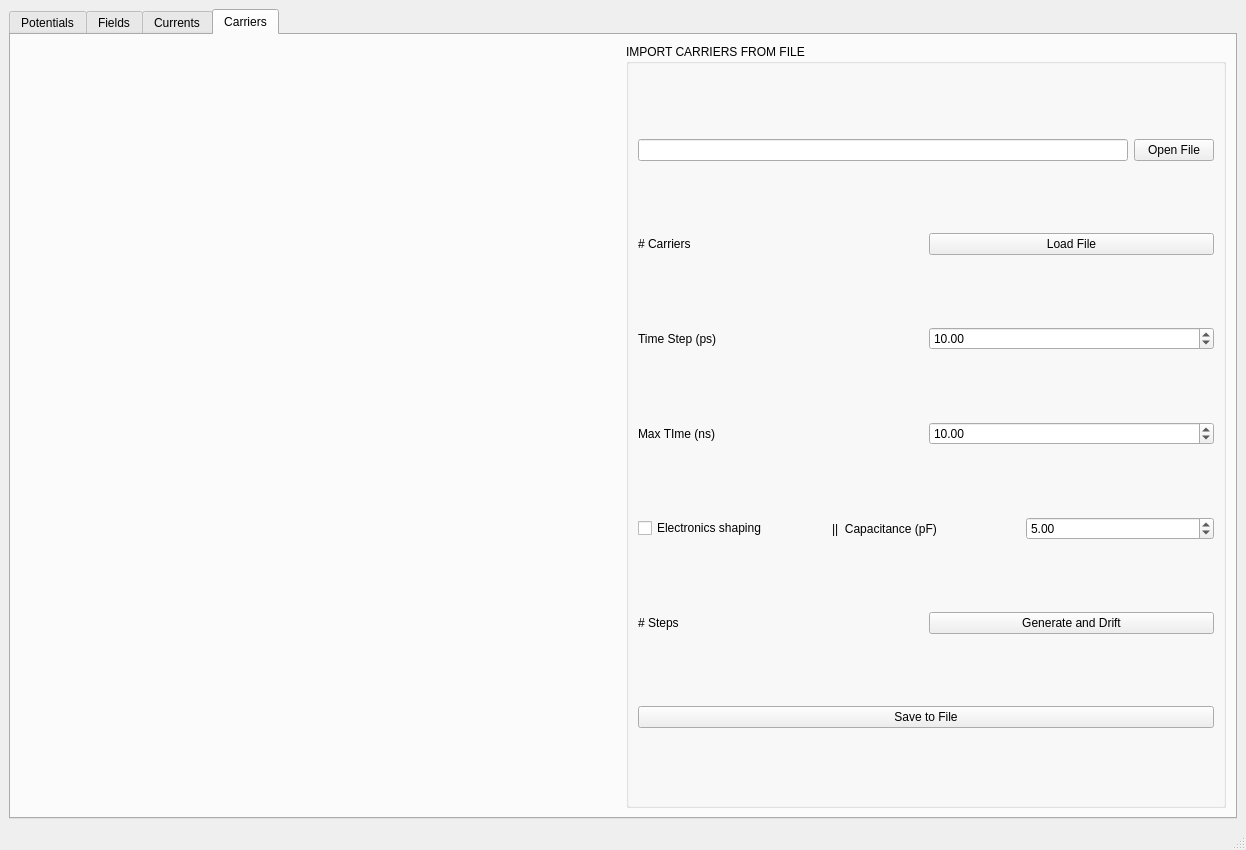
Old version of the form src/mainWindow.ui in the repository IFCA-HEP/TRACS.
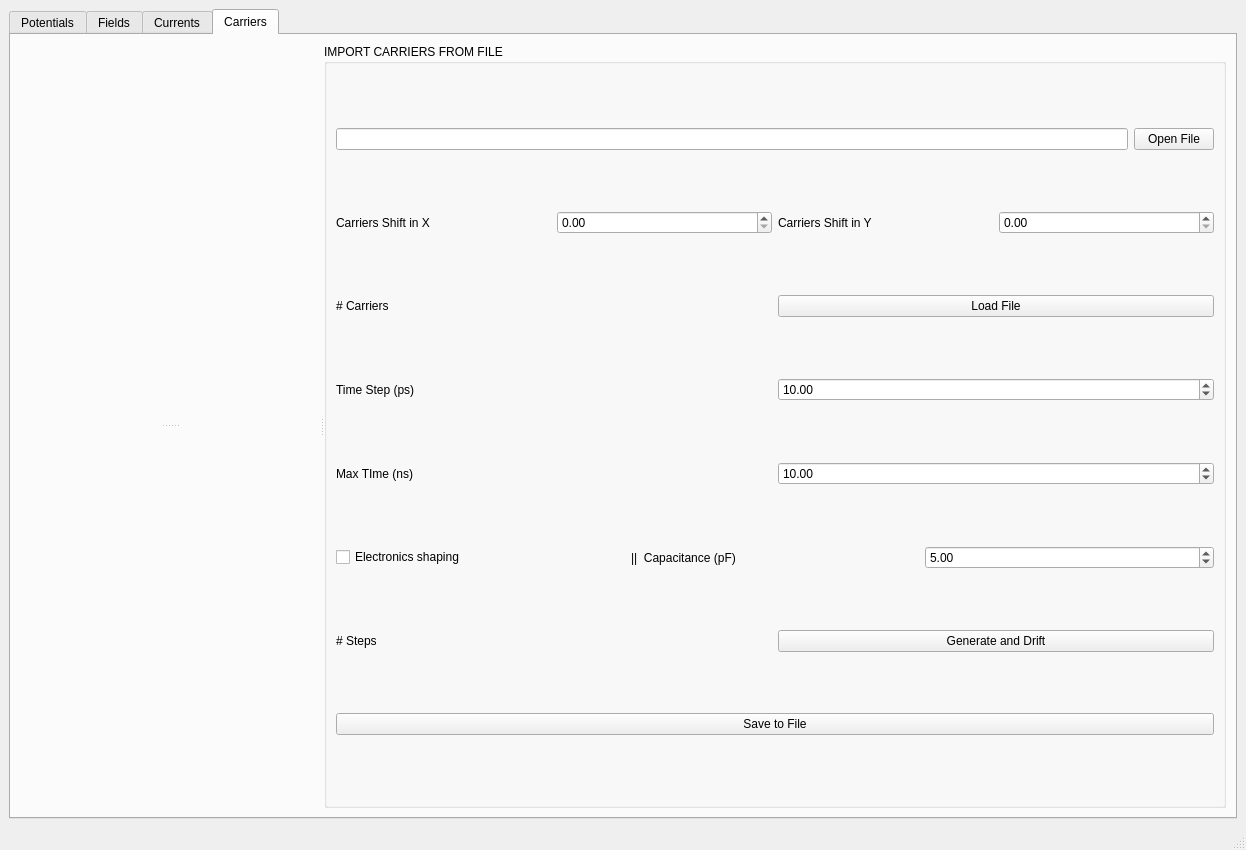
New version of the form. The open tabs and pages were chosen to show the change. Custom widgets are drawn as their Qt base class.

Commit message: Added buttons to shift carriers from the GUI and sliders for plots

```diff
--- a/src/mainWindow.ui
+++ b/src/mainWindow.ui
@@ -1651,10 +1651,16 @@
        <attribute name="title">
         <string>Carriers</string>
        </attribute>
-       <layout class="QHBoxLayout" name="horizontalLayout">
-        <item>
-         <layout class="QVBoxLayout" name="carrier_tab_plots">
-          <item>
+       <layout class="QGridLayout" name="gridLayout_5">
+        <item row="0" column="0">
+         <widget class="QSplitter" name="splitter_3">
+          <property name="orientation">
+           <enum>Qt::Horizontal</enum>
+          </property>
+          <widget class="QSplitter" name="splitter_2">
+           <property name="orientation">
+            <enum>Qt::Vertical</enum>
+           </property>
            <widget class="QCustomPlot" name="gen_carrier_map_qcp" native="true">
             <property name="sizePolicy">
              <sizepolicy hsizetype="Expanding" vsizetype="Expanding">
@@ -1663,8 +1669,6 @@
              </sizepolicy>
             </property>
            </widget>
-          </item>
-          <item>
            <widget class="QCustomPlot" name="gen_carrier_curr_qcp" native="true">
             <property name="sizePolicy">
              <sizepolicy hsizetype="Expanding" vsizetype="Expanding">
@@ -1679,10 +1683,8 @@
              </size>
             </property>
            </widget>
-          </item>
-         </layout>
-        </item>
-        <item>
+          </widget>
+          <widget class="QWidget" name="layoutWidget">
          <layout class="QVBoxLayout" name="verticalLayout_5">
           <item>
            <widget class="QGroupBox" name="groupBox">
@@ -1704,6 +1706,44 @@
                </item>
               </layout>
              </item>
+               <item>
+                <layout class="QGridLayout" name="gridLayout_6">
+                 <item row="0" column="2">
+                  <widget class="QLabel" name="s_carrier_time_step_label_5">
+                   <property name="text">
+                    <string>Carriers Shift in Y</string>
+                   </property>
+                  </widget>
+                 </item>
+                 <item row="0" column="0">
+                  <widget class="QLabel" name="s_carrier_time_step_label_4">
+                   <property name="text">
+                    <string>Carriers Shift in X</string>
+                   </property>
+                  </widget>
+                 </item>
+                 <item row="0" column="1">
+                  <widget class="QDoubleSpinBox" name="carrier_shift_x_box">
+                   <property name="maximum">
+                    <double>10000.000000000000000</double>
+                   </property>
+                   <property name="value">
+                    <double>0.000000000000000</double>
+                   </property>
+                  </widget>
+                 </item>
+                 <item row="0" column="3">
+                  <widget class="QDoubleSpinBox" name="carrier_shift_y_box">
+                   <property name="maximum">
+                    <double>10000.000000000000000</double>
+                   </property>
+                   <property name="value">
+                    <double>0.000000000000000</double>
+                   </property>
+                  </widget>
+                 </item>
+                </layout>
+               </item>
              <item>
               <layout class="QHBoxLayout" name="horizontalLayout_10">
                <item>
@@ -1821,6 +1861,8 @@
            </widget>
           </item>
          </layout>
+          </widget>
+         </widget>
         </item>
        </layout>
       </widget>
```
Left out of the diff: 2 changed lines with no effect on the pictures. Lines whose indentation alone changed are shown as unchanged.
